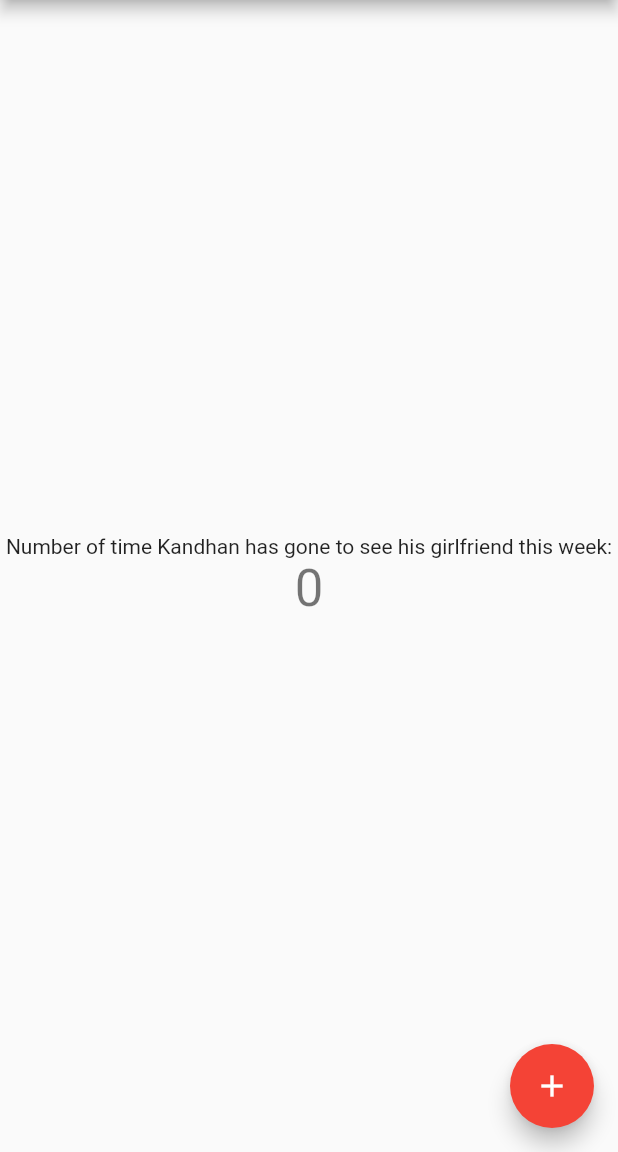
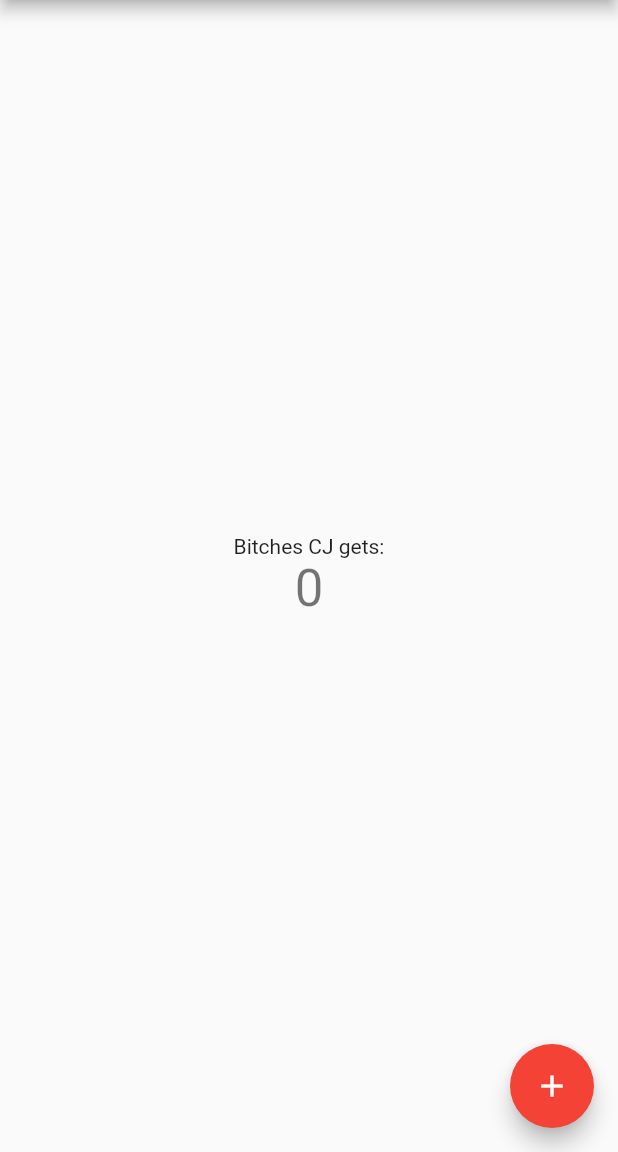
Before and after one commit to cjponnala/Financle, a Flutter app: the screen it shows after launch, on a phone screen of 412 x 824 dp, the part 84-1236 px from its top. Run offline on Flutter 3.47's test engine with Material 2 defaults, Android fonts, the light colour scheme and no system bars.

Commit message:
Update main.dart

```diff
--- a/Financle/lib/main.dart
+++ b/Financle/lib/main.dart
@@ -96,7 +96,7 @@ class _MyHomePageState extends State<MyHomePage> {
           mainAxisAlignment: MainAxisAlignment.center,
           children: <Widget>[
             const Text(
-              'Number of time Kandhan has gone to see his girlfriend this week:',
+              'Bitches CJ gets:',
             ),
             Text(
               '$_counter',
```
